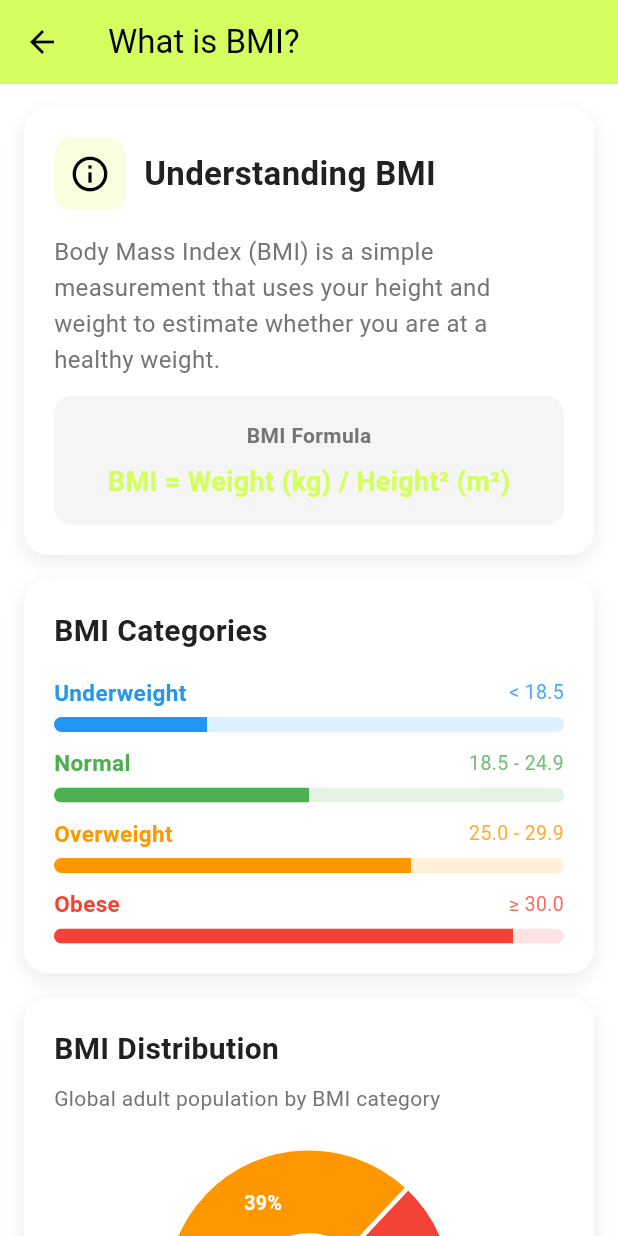
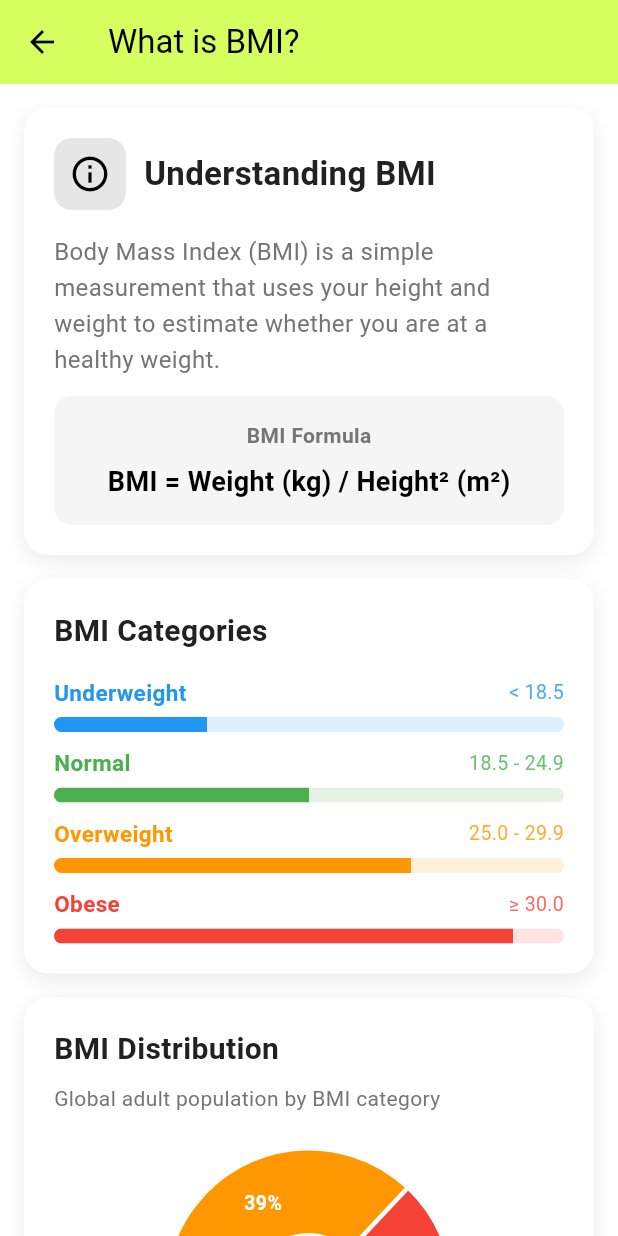
Before and after one commit to farhans-codes/bmi_calculator, a Flutter app: the screen it shows after launch, in the side drawer, after a tap on "What is BMI?", on a phone screen of 412 x 824 dp. Run offline on Flutter 3.47's test engine with Material 3 defaults, Android fonts, the phone set to English and light mode, and no system bars; drawn by our look-alikes of fl_chart; our stand-ins replace flutter_svg, share_plus.

Commit message:
Update what_is_bmi_screen.dart

```diff
--- a/lib/what_is_bmi_screen.dart
+++ b/lib/what_is_bmi_screen.dart
@@ -31,7 +31,7 @@ class WhatIsBMIScreen extends StatelessWidget {
                       Container(
                         padding: const EdgeInsets.all(10),
                         decoration: BoxDecoration(
-                          color: AppTheme.primaryColor.withValues(alpha: 0.2),
+                          color: isDark ? AppTheme.primaryColor.withValues(alpha: 0.2) : Colors.black.withValues(alpha: 0.1),
                           borderRadius: BorderRadius.circular(12),
                         ),
                         child: Icon(Icons.info_outline, color: isDark ? AppTheme.primaryColor : Colors.black, size: 28),
@@ -78,7 +78,7 @@ class WhatIsBMIScreen extends StatelessWidget {
                           style: TextStyle(
                             fontSize: 18,
                             fontWeight: FontWeight.bold,
-                            color: AppTheme.primaryColor,
+                            color: isDark ? AppTheme.primaryColor : Colors.black,
                           ),
                         ),
                       ],
@@ -486,10 +486,10 @@ class WhatIsBMIScreen extends StatelessWidget {
           Container(
             padding: const EdgeInsets.all(8),
             decoration: BoxDecoration(
-              color: AppTheme.primaryColor.withValues(alpha: 0.15),
+              color: isDark ? AppTheme.primaryColor.withValues(alpha: 0.15) : Colors.black.withValues(alpha: 0.08),
               borderRadius: BorderRadius.circular(10),
             ),
-            child: Icon(icon, color: AppTheme.primaryColor, size: 22),
+            child: Icon(icon, color: isDark ? AppTheme.primaryColor : Colors.black87, size: 22),
           ),
           const SizedBox(width: 12),
           Expanded(
```
